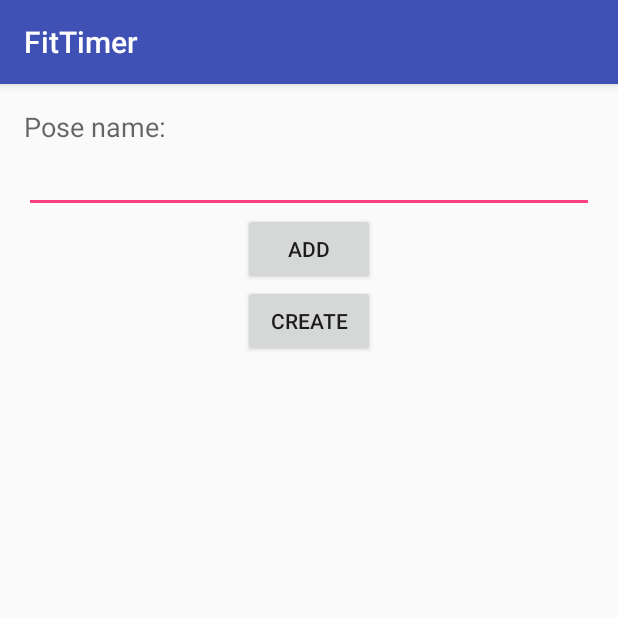
After one commit to codemumbler/FitTimer, an Android app: the CreateSession screen opened directly, with no data from a screen before it, on a phone screen of 412 x 824 dp, the top half of it. The commit adds this screen. Run offline under Robolectric (Android 15) with nearby library versions, the phone set to English and light mode, and no system bars.

Commit message:
Added create custom session activity

```diff
--- a/app/src/main/AndroidManifest.xml
+++ b/app/src/main/AndroidManifest.xml
@@ -1,6 +1,6 @@
 <?xml version="1.0" encoding="utf-8"?>
 <manifest xmlns:android="http://schemas.android.com/apk/res/android"
-    package="io.github.codemumbler.fittimer" >
+    package="io.github.codemumbler.fittimer">
 
     <uses-permission android:name="android.permission.INTERNET" />
     <uses-permission android:name="android.permission.ACCESS_NETWORK_STATE" />
@@ -10,11 +10,11 @@
         android:icon="@mipmap/ic_launcher"
         android:label="@string/app_name"
         android:supportsRtl="true"
-        android:theme="@style/AppTheme" >
+        android:theme="@style/AppTheme">
         <activity
             android:name=".MainActivity"
             android:label="@string/app_name"
-            android:theme="@style/AppTheme.NoActionBar" >
+            android:theme="@style/AppTheme.NoActionBar">
             <intent-filter>
                 <action android:name="android.intent.action.MAIN" />
 
@@ -26,7 +26,7 @@
             android:configChanges="orientation|keyboardHidden|screenSize"
             android:label="@string/title_activity_play_session"
             android:parentActivityName=".MainActivity"
-            android:theme="@style/FullscreenTheme" >
+            android:theme="@style/FullscreenTheme">
             <meta-data
                 android:name="android.support.PARENT_ACTIVITY"
                 android:value=".MainActivity" />
@@ -35,6 +35,8 @@
         <meta-data
             android:name="com.google.android.gms.version"
             android:value="@integer/google_play_services_version" />
+
+        <activity android:name=".CreateSession"></activity>
     </application>
 
 </manifest>
--- /dev/null
+++ b/app/src/main/java/io/github/codemumbler/fittimer/CreateSession.java
@@ -0,0 +1,71 @@
+package io.github.codemumbler.fittimer;
+
+import android.support.v7.app.AppCompatActivity;
+import android.os.Bundle;
+import android.view.View;
+import android.view.ViewGroup;
+import android.widget.AdapterView;
+import android.widget.EditText;
+import android.widget.ListAdapter;
+import android.widget.ListView;
+
+import io.github.codemumbler.fittimer.model.Pose;
+import io.github.codemumbler.fittimer.model.SessionCreatorListAdapter;
+import io.github.codemumbler.fittimer.model.SessionListAdapter;
+
+public class CreateSession extends AppCompatActivity {
+
+    @Override
+    protected void onCreate(Bundle savedInstanceState) {
+        super.onCreate(savedInstanceState);
+        setContentView(R.layout.activity_create_session);
+
+        ListView listView = getListView();
+        listView.setTextFilterEnabled(true);
+        listView.setAdapter(new SessionCreatorListAdapter(this));
+        setListViewHeightBasedOnItems(getListView());
+    }
+
+    public void addPose(View view) {
+        EditText text = (EditText) findViewById(R.id.poseName);
+        ((SessionCreatorListAdapter) getListView().getAdapter()).add(new Pose(text.getText().toString()));
+        setListViewHeightBasedOnItems(getListView());
+    }
+
+    public ListView getListView() {
+        return (ListView) findViewById(R.id.newSessionPose);
+    }
+
+    private boolean setListViewHeightBasedOnItems(ListView listView) {
+
+        ListAdapter listAdapter = listView.getAdapter();
+        if (listAdapter != null) {
+
+            int numberOfItems = listAdapter.getCount();
+
+            // Get total height of all items.
+            int totalItemsHeight = 0;
+            for (int itemPos = 0; itemPos < numberOfItems; itemPos++) {
+                View item = listAdapter.getView(itemPos, null, listView);
+                item.measure(0, 0);
+                totalItemsHeight += item.getMeasuredHeight();
+            }
+
+            // Get total height of all item dividers.
+            int totalDividersHeight = listView.getDividerHeight() *
+                    (numberOfItems - 1);
+
+            // Set list height.
+            ViewGroup.LayoutParams params = listView.getLayoutParams();
+            params.height = totalItemsHeight + totalDividersHeight;
+            listView.setLayoutParams(params);
+            listView.requestLayout();
+
+            return true;
+
+        } else {
+            return false;
+        }
+
+    }
+}
--- a/app/src/main/java/io/github/codemumbler/fittimer/MainActivity.java
+++ b/app/src/main/java/io/github/codemumbler/fittimer/MainActivity.java
@@ -66,6 +66,11 @@ public class MainActivity extends AppCompatActivity {
         startActivity(intent);
     }
 
+    public void createSession(View view) {
+        Intent intent = new Intent(this, CreateSession.class);
+        startActivity(intent);
+    }
+
     public ListView getListView() {
         return (ListView) findViewById(R.id.listView);
     }
--- a/app/src/main/java/io/github/codemumbler/fittimer/model/Pose.java
+++ b/app/src/main/java/io/github/codemumbler/fittimer/model/Pose.java
@@ -11,4 +11,9 @@ public class Pose {
     public String getName() {
         return name;
     }
+
+    @Override
+    public String toString() {
+        return name;
+    }
 }
--- /dev/null
+++ b/app/src/main/java/io/github/codemumbler/fittimer/model/SessionCreatorListAdapter.java
@@ -0,0 +1,11 @@
+package io.github.codemumbler.fittimer.model;
+
+import android.content.Context;
+import android.widget.ArrayAdapter;
+
+public class SessionCreatorListAdapter extends ArrayAdapter {
+
+    public SessionCreatorListAdapter(Context context) {
+        super(context, android.R.layout.simple_list_item_1);
+    }
+}
--- /dev/null
+++ b/app/src/main/res/layout/activity_create_session.xml
@@ -0,0 +1,69 @@
+<?xml version="1.0" encoding="utf-8"?>
+<ScrollView xmlns:android="http://schemas.android.com/apk/res/android"
+    xmlns:tools="http://schemas.android.com/tools"
+    android:layout_width="match_parent"
+    android:layout_height="match_parent"
+    android:paddingBottom="@dimen/activity_vertical_margin"
+    android:paddingLeft="@dimen/activity_horizontal_margin"
+    android:paddingRight="@dimen/activity_horizontal_margin"
+    android:paddingTop="@dimen/activity_vertical_margin"
+    tools:context="io.github.codemumbler.fittimer.CreateSession">
+
+    <LinearLayout
+        android:layout_width="wrap_content"
+        android:layout_height="wrap_content"
+        android:orientation="vertical"
+        android:weightSum="1">
+
+        <TextView
+            android:id="@+id/textView"
+            android:layout_width="wrap_content"
+            android:layout_height="wrap_content"
+            android:text="@string/pose_name_label"
+            android:labelFor="@+id/poseName"
+            android:textAppearance="?android:attr/textAppearanceMedium" />
+
+        <EditText
+            android:id="@+id/poseName"
+            android:layout_width="match_parent"
+            android:layout_height="wrap_content"
+            android:inputType="textCapWords|textAutoComplete|textAutoCorrect|text" />
+<!--
+        <TextView
+            android:id="@+id/textView2"
+            android:layout_width="wrap_content"
+            android:layout_height="wrap_content"
+            android:text="@string/pose_duration_seconds"
+            android:labelFor="@+id/poseDuration"
+            android:textAppearance="?android:attr/textAppearanceMedium" />
+
+        <EditText
+            android:id="@+id/poseDuration"
+            android:layout_width="match_parent"
+            android:layout_height="wrap_content"
+            android:ems="10"
+            android:inputType="number"
+            android:text="@string/default_pose_duration" /> -->
+
+        <Button
+            android:id="@+id/addPoseButton"
+            android:layout_width="wrap_content"
+            android:layout_height="wrap_content"
+            android:layout_gravity="center_horizontal"
+            android:onClick="addPose"
+            android:text="@string/add_pose_button" />
+
+        <ListView
+            android:id="@+id/newSessionPose"
+            android:layout_width="wrap_content"
+            android:layout_height="wrap_content" />
+
+        <Button
+            android:id="@+id/saveButton"
+            android:layout_width="wrap_content"
+            android:layout_height="wrap_content"
+            android:layout_gravity="center_horizontal"
+            android:text="@string/create_session_button" />
+
+    </LinearLayout>
+</ScrollView>
--- a/app/src/main/res/layout/activity_main.xml
+++ b/app/src/main/res/layout/activity_main.xml
@@ -29,8 +29,8 @@
         android:layout_height="wrap_content"
         android:layout_gravity="bottom|end"
         android:layout_margin="@dimen/fab_margin"
-        android:src="@android:drawable/ic_media_play"
+        android:src="@android:drawable/ic_menu_add"
         android:clickable="true"
-        android:onClick="playSession" />
+        android:onClick="createSession" />
 
 </android.support.design.widget.CoordinatorLayout>
--- a/app/src/main/res/layout/activity_play_session.xml
+++ b/app/src/main/res/layout/activity_play_session.xml
@@ -53,7 +53,7 @@
                 android:layout_width="0dp"
                 android:layout_height="wrap_content"
                 android:layout_weight="1"
-                android:text="@string/dummy_button" />
+                android:text="test" />
 
         </LinearLayout>
 
--- a/app/src/main/res/values/strings.xml
+++ b/app/src/main/res/values/strings.xml
@@ -3,6 +3,9 @@
     <string name="action_settings">Settings</string>
 
     <string name="title_activity_play_session">Session</string>
-    <string name="dummy_button">Dummy Button</string>
-    <string name="dummy_content">DUMMY\nCONTENT</string>
+    <string name="pose_name_label">Pose name:</string>
+    <string name="pose_duration_seconds">Pose duration (seconds):</string>
+    <string name="default_pose_duration">45</string>
+    <string name="add_pose_button">Add</string>
+    <string name="create_session_button">Create</string>
 </resources>
--- a/build.gradle
+++ b/build.gradle
@@ -5,7 +5,7 @@ buildscript {
         jcenter()
     }
     dependencies {
-        classpath 'com.android.tools.build:gradle:1.5.0'
+        classpath 'com.android.tools.build:gradle:2.0.0'
 
         // NOTE: Do not place your application dependencies here; they belong
         // in the individual module build.gradle files
```
Also changed, not shown: gradle/wrapper/gradle-wrapper.properties.
